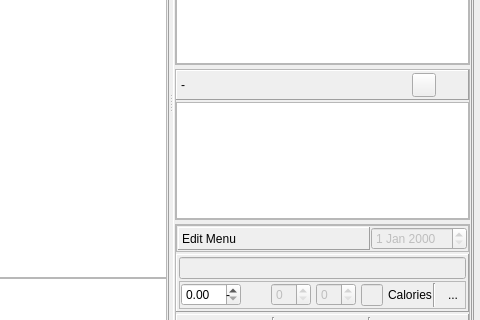
Above: mainwindow.ui from Tria-Andy/WorkoutEditor before the change; both pictures show x 754 to 1234 and y 294 to 614 of the 1234 by 766 pixel window. Below: the same form after it.
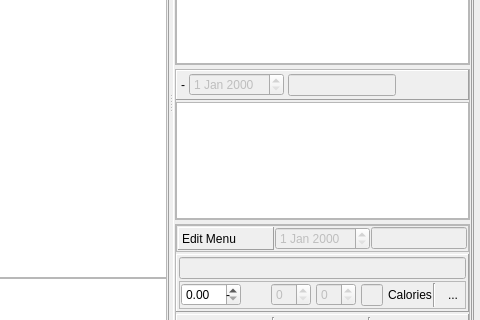
That is the form after the change. The open tabs and pages were chosen to show the change. Icons and pictures are not drawn. Custom widgets are drawn as their Qt base class.

The edit to the form file:
```diff
--- a/mainwindow.ui
+++ b/mainwindow.ui
@@ -2470,32 +2470,31 @@
                       </widget>
                      </item>
                      <item>
-                      <widget class="QPushButton" name="pushButton_lineCopy">
-                       <property name="minimumSize">
-                        <size>
-                         <width>24</width>
-                         <height>24</height>
-                        </size>
+                      <widget class="QDateEdit" name="dateEdit_copyDay">
+                       <property name="enabled">
+                        <bool>false</bool>
                        </property>
-                       <property name="maximumSize">
-                        <size>
-                         <width>24</width>
-                         <height>24</height>
-                        </size>
+                      </widget>
+                     </item>
+                     <item>
+                      <widget class="QLineEdit" name="lineEdit_copySection">
+                       <property name="enabled">
+                        <bool>false</bool>
                        </property>
-                       <property name="text">
-                        <string/>
+                      </widget>
+                     </item>
+                     <item>
+                      <spacer name="horizontalSpacer_5">
+                       <property name="orientation">
+                        <enum>Qt::Horizontal</enum>
                        </property>
-                       <property name="iconSize">
+                       <property name="sizeHint" stdset="0">
                         <size>
-                         <width>18</width>
-                         <height>18</height>
+                         <width>40</width>
+                         <height>20</height>
                         </size>
                        </property>
-                       <property name="checkable">
-                        <bool>true</bool>
-                       </property>
-                      </widget>
+                      </spacer>
                      </item>
                      <item>
                       <widget class="QToolButton" name="toolButton_linePaste">
@@ -2596,7 +2595,7 @@
                       <widget class="QLabel" name="label_menuEdit">
                        <property name="sizePolicy">
                         <sizepolicy hsizetype="Preferred" vsizetype="Preferred">
-                         <horstretch>2</horstretch>
+                         <horstretch>1</horstretch>
                          <verstretch>0</verstretch>
                         </sizepolicy>
                        </property>
@@ -2635,6 +2634,19 @@
                        </property>
                       </widget>
                      </item>
+                     <item>
+                      <widget class="QLineEdit" name="lineEdit_editSection">
+                       <property name="enabled">
+                        <bool>false</bool>
+                       </property>
+                       <property name="sizePolicy">
+                        <sizepolicy hsizetype="Expanding" vsizetype="Fixed">
+                         <horstretch>1</horstretch>
+                         <verstretch>0</verstretch>
+                        </sizepolicy>
+                       </property>
+                      </widget>
+                     </item>
                     </layout>
                    </widget>
                   </item>
```
Left out of the diff: 6 changed lines with no effect on the pictures.
